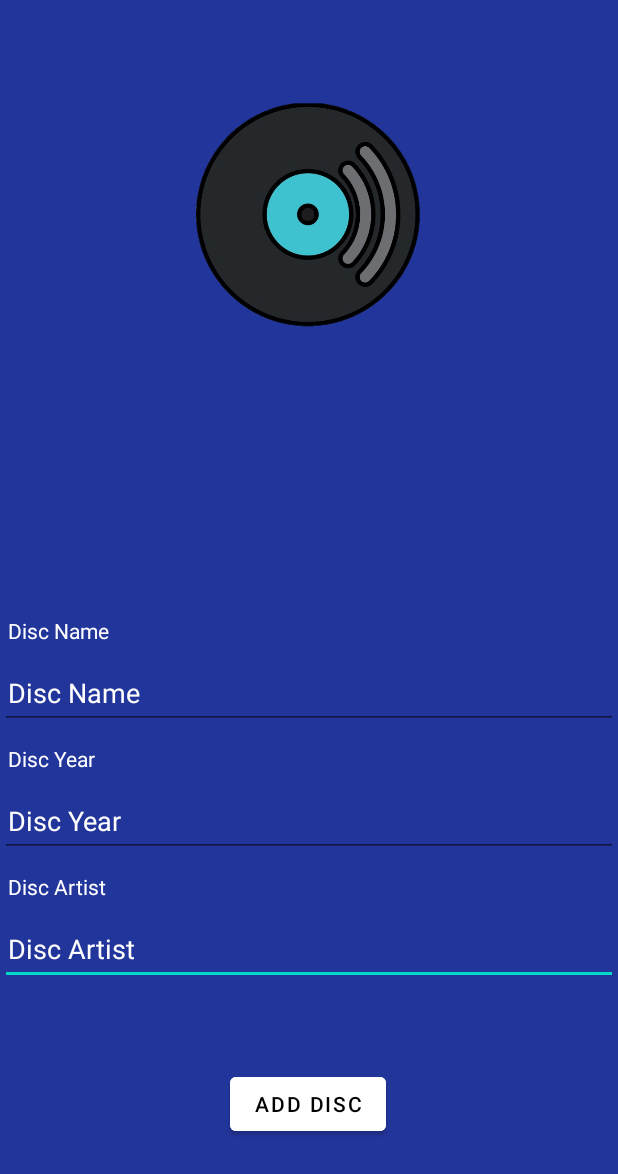
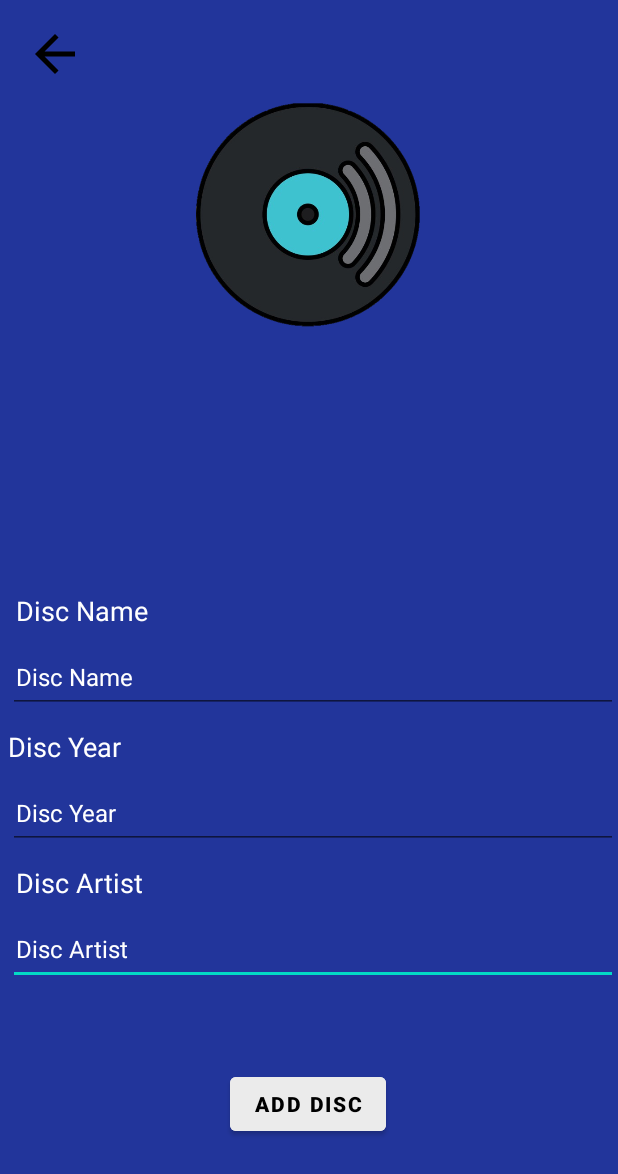
Before and after one commit to Jess2602/Supabase-App, an Android app built with Jetpack Compose: the AddDiscActivity screen opened directly, with no data from a screen before it, on a phone screen of 412 x 824 dp. Shown: the top 1174 px of the screen. Run offline under Robolectric (Android 15) with nearby library versions, the light colour scheme and no system bars.

Commit message:
Mild Front End changes

```diff
--- a/app/src/main/AndroidManifest.xml
+++ b/app/src/main/AndroidManifest.xml
@@ -8,9 +8,9 @@
         android:allowBackup="true"
         android:dataExtractionRules="@xml/data_extraction_rules"
         android:fullBackupContent="@xml/backup_rules"
-        android:icon="@mipmap/ic_launcher"
+        android:icon="@mipmap/disc_logo"
         android:label="@string/app_name"
-        android:roundIcon="@mipmap/ic_launcher_round"
+        android:roundIcon="@mipmap/disc_logo"
         android:supportsRtl="true"
         android:theme="@style/Theme.SupabaseApp"
         tools:targetApi="31">
--- a/app/src/main/java/com/example/supabaseapp/ui/theme/Type.kt
+++ b/app/src/main/java/com/example/supabaseapp/ui/theme/Type.kt
@@ -11,7 +11,7 @@ val Typography = Typography(
     bodyLarge = TextStyle(
         fontFamily = FontFamily.Default,
         fontWeight = FontWeight.Normal,
-        fontSize = 16.sp,
+        fontSize = 20.sp,
         lineHeight = 24.sp,
         letterSpacing = 0.5.sp
     )
--- /dev/null
+++ b/app/src/main/res/drawable/ic_back.xml
@@ -0,0 +1,5 @@
+<vector android:autoMirrored="true" android:height="24dp"
+    android:tint="#000000" android:viewportHeight="24"
+    android:viewportWidth="24" android:width="24dp" xmlns:android="http://schemas.android.com/apk/res/android">
+    <path android:fillColor="@android:color/white" android:pathData="M20,11H7.83l5.59,-5.59L12,4l-8,8 8,8 1.41,-1.41L7.83,13H20v-2z"/>
+</vector>
--- /dev/null
+++ b/app/src/main/res/drawable/ic_delete.xml
@@ -0,0 +1,5 @@
+<vector android:height="24dp" android:tint="#000000"
+    android:viewportHeight="24" android:viewportWidth="24"
+    android:width="24dp" xmlns:android="http://schemas.android.com/apk/res/android">
+    <path android:fillColor="@android:color/white" android:pathData="M6,19c0,1.1 0.9,2 2,2h8c1.1,0 2,-0.9 2,-2V7H6v12zM19,4h-3.5l-1,-1h-5l-1,1H5v2h14V4z"/>
+</vector>
--- a/app/src/main/res/layout/add_disc_activity.xml
+++ b/app/src/main/res/layout/add_disc_activity.xml
@@ -7,6 +7,16 @@
     android:background="@color/blue"
     tools:context=".ui.AddDiscActivity">
 
+    <ImageView
+        android:id="@+id/backArrow"
+        android:layout_width="41dp"
+        android:layout_height="40dp"
+        android:layout_marginTop="16dp"
+        android:src="@drawable/ic_back"
+        app:layout_constraintEnd_toEndOf="parent"
+        app:layout_constraintHorizontal_bias="0.043"
+        app:layout_constraintStart_toStartOf="parent"
+        app:layout_constraintTop_toTopOf="parent" />
 
     <ImageView
         android:id="@+id/logo"
@@ -26,10 +36,12 @@
         android:id="@+id/discNameTextView"
         android:layout_width="match_parent"
         android:layout_height="wrap_content"
+        android:layout_marginStart="5dp"
         android:layout_marginBottom="8dp"
         android:paddingStart="5dp"
         android:text="@string/disc_name"
         android:textColor="@color/white"
+        android:textSize="18sp"
         app:layout_constraintBottom_toTopOf="@+id/discNameEditText"
         app:layout_constraintEnd_toEndOf="parent"
         app:layout_constraintHorizontal_bias="0.0"
@@ -40,10 +52,11 @@
         android:id="@+id/discYearTextView"
         android:layout_width="match_parent"
         android:layout_height="wrap_content"
+        android:layout_marginStart="5dp"
         android:layout_marginBottom="8dp"
-        android:paddingStart="5dp"
         android:text="@string/disc_year"
         android:textColor="@color/white"
+        android:textSize="18sp"
         app:layout_constraintBottom_toTopOf="@id/discYearEditText"
         app:layout_constraintEnd_toEndOf="parent"
         app:layout_constraintHorizontal_bias="0.0"
@@ -53,6 +66,7 @@
         android:id="@+id/discArtistEditText"
         android:layout_width="match_parent"
         android:layout_height="wrap_content"
+        android:layout_marginStart="5dp"
         android:layout_marginBottom="55dp"
         android:hint="@string/disc_artist"
         android:imeOptions="actionDone"
@@ -61,6 +75,7 @@
         android:paddingStart="5dp"
         android:textColor="@color/white"
         android:textColorHint="@color/white"
+        android:textSize="16sp"
         app:layout_constraintBottom_toTopOf="@id/addDiscToRecyclerButton"
         app:layout_constraintEnd_toEndOf="parent"
         app:layout_constraintHorizontal_bias="0.0"
@@ -71,6 +86,7 @@
         android:id="@+id/discYearEditText"
         android:layout_width="match_parent"
         android:layout_height="wrap_content"
+        android:layout_marginStart="5dp"
         android:layout_marginBottom="10dp"
         android:hint="@string/disc_year"
         android:imeOptions="actionNext"
@@ -80,6 +96,7 @@
         android:paddingEnd="5dp"
         android:textColor="@color/white"
         android:textColorHint="@color/white"
+        android:textSize="16sp"
         app:layout_constraintBottom_toTopOf="@+id/discArtistTextView"
         app:layout_constraintEnd_toEndOf="parent"
         app:layout_constraintHorizontal_bias="0.0"
@@ -89,10 +106,12 @@
         android:id="@+id/discArtistTextView"
         android:layout_width="match_parent"
         android:layout_height="wrap_content"
+        android:layout_marginStart="5dp"
         android:layout_marginBottom="8dp"
         android:paddingStart="5dp"
         android:text="@string/disc_artist"
         android:textColor="@color/white"
+        android:textSize="18sp"
         app:layout_constraintBottom_toTopOf="@id/discArtistEditText"
         app:layout_constraintEnd_toEndOf="parent"
         app:layout_constraintHorizontal_bias="0.0"
@@ -103,6 +122,7 @@
         android:id="@+id/discNameEditText"
         android:layout_width="match_parent"
         android:layout_height="wrap_content"
+        android:layout_marginStart="5dp"
         android:layout_marginBottom="10dp"
         android:hint="@string/disc_name"
         android:imeOptions="actionNext"
@@ -112,6 +132,7 @@
         android:paddingEnd="5dp"
         android:textColor="@color/white"
         android:textColorHint="@color/white"
+        android:textSize="16sp"
         app:layout_constraintBottom_toTopOf="@+id/discYearTextView"
         app:layout_constraintEnd_toEndOf="parent"
         app:layout_constraintHorizontal_bias="0.0"
@@ -124,9 +145,10 @@
         android:layout_width="wrap_content"
         android:layout_height="wrap_content"
         android:layout_marginBottom="64dp"
-        android:backgroundTint="@color/white"
+        android:backgroundTint="@color/bone"
         android:text="@string/add_disc"
         android:textColor="@color/black"
+        android:textStyle="bold"
         app:layout_constraintBottom_toBottomOf="parent"
         app:layout_constraintEnd_toEndOf="parent"
         app:layout_constraintHorizontal_bias="0.498"
--- a/app/src/main/res/values-night/themes.xml
+++ b/app/src/main/res/values-night/themes.xml
@@ -10,7 +10,7 @@
         <item name="colorSecondaryVariant">@color/teal_200</item>
         <item name="colorOnSecondary">@color/black</item>
         <!-- Status bar color. -->
-        <item name="android:statusBarColor">?attr/colorPrimaryVariant</item>
+        <item name="android:statusBarColor">@color/blue</item>
         <!-- Customize your theme here. -->
     </style>
 </resources>
--- a/app/src/main/res/values/themes.xml
+++ b/app/src/main/res/values/themes.xml
@@ -10,7 +10,7 @@
         <item name="colorSecondaryVariant">@color/teal_700</item>
         <item name="colorOnSecondary">@color/black</item>
         <!-- Status bar color. -->
-        <item name="android:statusBarColor">?attr/colorPrimaryVariant</item>
+        <item name="android:statusBarColor">@color/blue</item>
         <!-- Customize your theme here. -->
     </style>
 </resources>
```
Also changed, not shown: app/src/main/res/layout/home_activity.xml (+6 -3 lines), app/src/main/res/layout/recyclerview_item_list.xml (+18 -9 lines).
